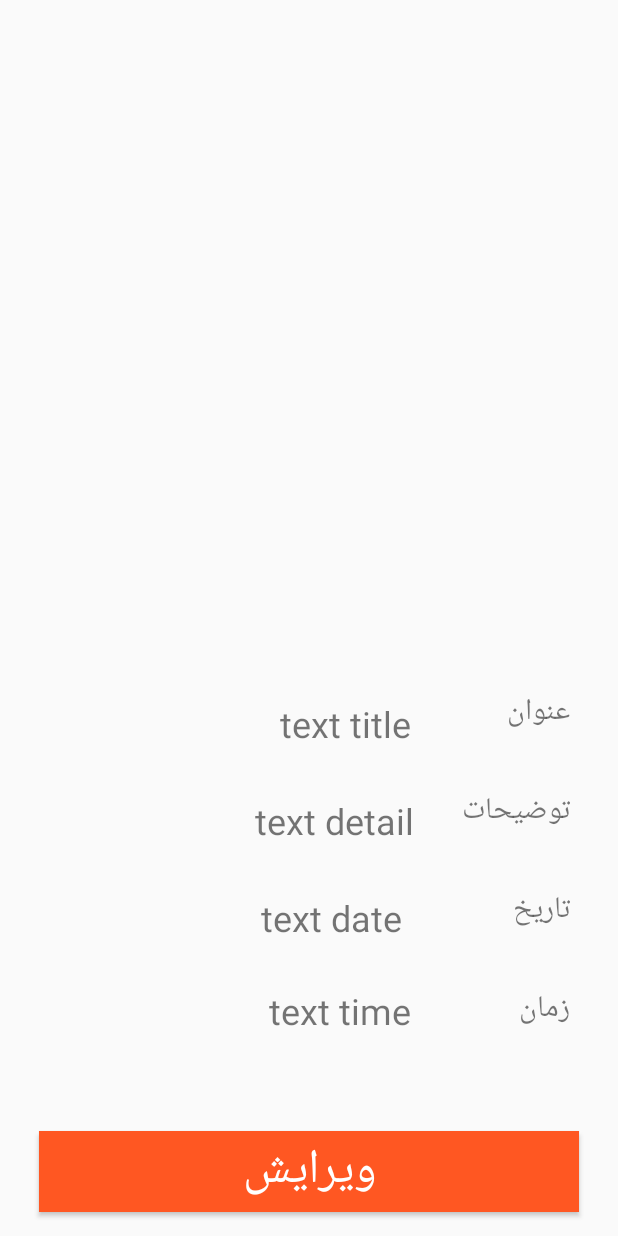
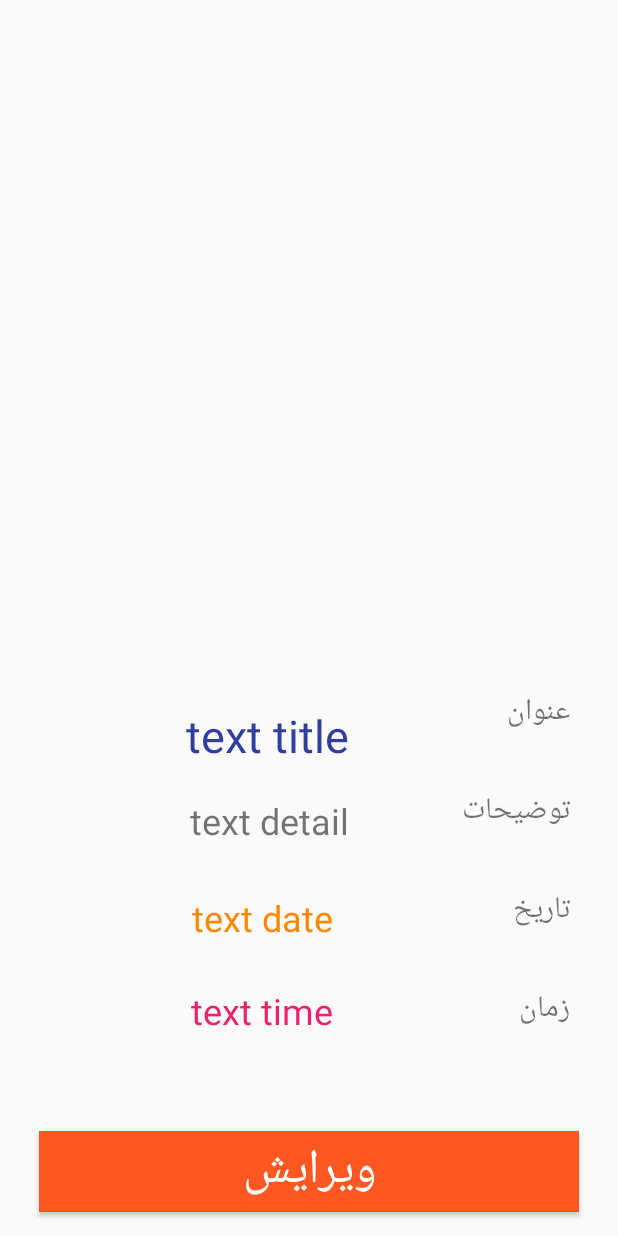
Before and after one commit to mktahmasbi1989/HW7, an Android app: the layout task_detail_dialog.xml on its own in the app's theme, with its tools: preview values and no code run, on a phone screen of 412 x 824 dp. Run offline under Robolectric (Android 15) with nearby library versions, the phone set to English and light mode, and no system bars.

Commit message:
Create TaskDetail Activity and lunch TaskDetailFragment

```diff
--- a/app/src/main/AndroidManifest.xml
+++ b/app/src/main/AndroidManifest.xml
@@ -9,8 +9,7 @@
         android:roundIcon="@mipmap/ic_list_round"
         android:supportsRtl="true"
         android:theme="@style/AppTheme">
-        <activity android:name=".ToDoListActivity">
-        </activity>
+        <activity android:name=".ToDoListActivity"></activity>
         <activity android:name=".LoginActivity">
             <intent-filter>
                 <action android:name="android.intent.action.MAIN" />
@@ -18,6 +17,7 @@
                 <category android:name="android.intent.category.LAUNCHER" />
             </intent-filter>
         </activity>
+        <activity android:name=".TaskDetailActivity"></activity>
     </application>
 
 </manifest>
--- a/app/src/main/res/layout/task_detail_dialog.xml
+++ b/app/src/main/res/layout/task_detail_dialog.xml
@@ -22,7 +22,7 @@
         android:id="@+id/text_detail_dialog"
         android:layout_width="wrap_content"
         android:layout_height="wrap_content"
-        android:layout_marginEnd="32dp"
+        android:layout_marginEnd="75dp"
         android:layout_marginBottom="32dp"
         android:textSize="24sp"
         app:layout_constraintBottom_toTopOf="@+id/text_date_dialog"
@@ -44,9 +44,10 @@
         android:id="@+id/text_title_dialog"
         android:layout_width="wrap_content"
         android:layout_height="wrap_content"
-        android:layout_marginEnd="64dp"
-        android:layout_marginBottom="32dp"
-        android:textSize="24sp"
+        android:layout_marginEnd="105dp"
+        android:layout_marginBottom="20dp"
+        android:textColor="@color/colorPrimaryDark"
+        android:textSize="30sp"
         app:layout_constraintBottom_toTopOf="@+id/text_detail_dialog"
         app:layout_constraintEnd_toStartOf="@+id/textView12"
         tools:text="text title" />
@@ -66,8 +67,9 @@
         android:id="@+id/text_time_dialog"
         android:layout_width="wrap_content"
         android:layout_height="wrap_content"
-        android:layout_marginEnd="72dp"
+        android:layout_marginEnd="124dp"
         android:layout_marginBottom="64dp"
+        android:textColor="@color/colorAccent"
         android:textSize="24sp"
         app:layout_constraintBottom_toTopOf="@+id/btn_edit_dialog"
         app:layout_constraintEnd_toStartOf="@+id/textView10"
@@ -86,10 +88,11 @@
 
     <TextView
         android:id="@+id/text_date_dialog"
-        android:layout_width="104dp"
+        android:layout_width="wrap_content"
         android:layout_height="30dp"
-        android:layout_marginEnd="64dp"
+        android:layout_marginEnd="120dp"
         android:layout_marginBottom="32dp"
+        android:textColor="@android:color/holo_orange_dark"
         android:textSize="24sp"
         app:layout_constraintBottom_toTopOf="@+id/text_time_dialog"
         app:layout_constraintEnd_toStartOf="@+id/textView3"
--- a/app/src/main/res/values/colors.xml
+++ b/app/src/main/res/values/colors.xml
@@ -1,6 +1,6 @@
 <?xml version="1.0" encoding="utf-8"?>
 <resources>
     <color name="colorPrimary">#5b6ed5</color>
-    <color name="colorPrimaryDark">#303F9F</color>
-    <color name="colorAccent">#d81b60</color>
+    <color name="colorPrimaryDark">#303f9f</color>
+    <color name="colorAccent">#eb236c</color>
 </resources>
```
Also changed, not shown: app/src/main/java/com/example/mohamdkazem/advancetodolist/ShowTAskDetailDialog.java (+44 -0 lines), app/src/main/java/com/example/mohamdkazem/advancetodolist/TaskDetailActivity.java (added, +36 -0 lines), app/src/main/res/layout/activity_task_detail.xml (added, +10 -0 lines). Lines whose indentation alone changed are shown as unchanged.
